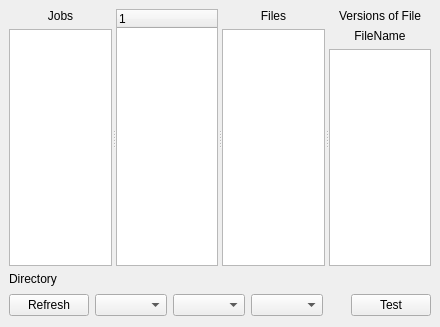
Above: bacula/src/qt-console/restore/restoretree.ui from rkorzeniewski/bacula before the change. Below: the same form after it.
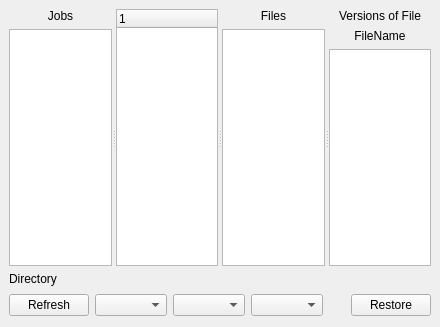
That is the form after the change. Icons and pictures are not drawn.

Commit message: Change "Test" button to "Restore" button.

Diff of the .ui file:
```diff
--- a/bacula/src/qt-console/restore/restoretree.ui
+++ b/bacula/src/qt-console/restore/restoretree.ui
@@ -85,7 +85,7 @@
        <item>
         <widget class="QPushButton" name="testButton" >
          <property name="text" >
-          <string>Test</string>
+          <string>Restore</string>
          </property>
         </widget>
        </item>
```
Left out of the diff: 2 changed lines with no effect on the pictures. The commit also changes 2 other files.
